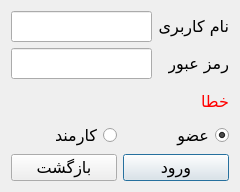
Qt form LoginDialog.ui (Dandelion07/Library) before a commit.
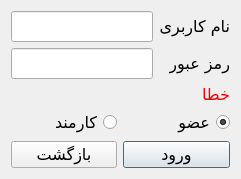
The same form after that commit.

Diff of the .ui file:
```diff
--- a/LoginDialog.ui
+++ b/LoginDialog.ui
@@ -7,7 +7,7 @@
     <x>0</x>
     <y>0</y>
     <width>240</width>
-    <height>192</height>
+    <height>226</height>
    </rect>
   </property>
   <property name="font">
@@ -26,6 +26,9 @@
    <locale language="Persian" country="Iran"/>
   </property>
   <layout class="QVBoxLayout" name="verticalLayout">
+   <property name="sizeConstraint">
+    <enum>QLayout::SetFixedSize</enum>
+   </property>
    <item>
     <layout class="QFormLayout" name="flay_inputs">
      <item row="0" column="0">
```
